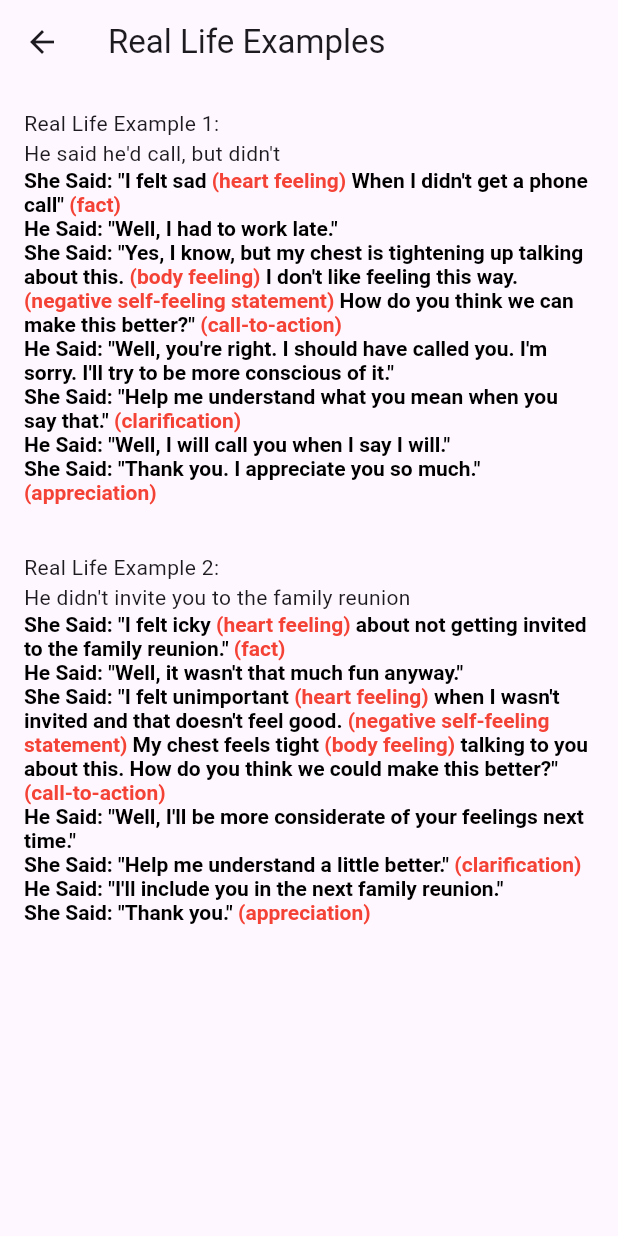
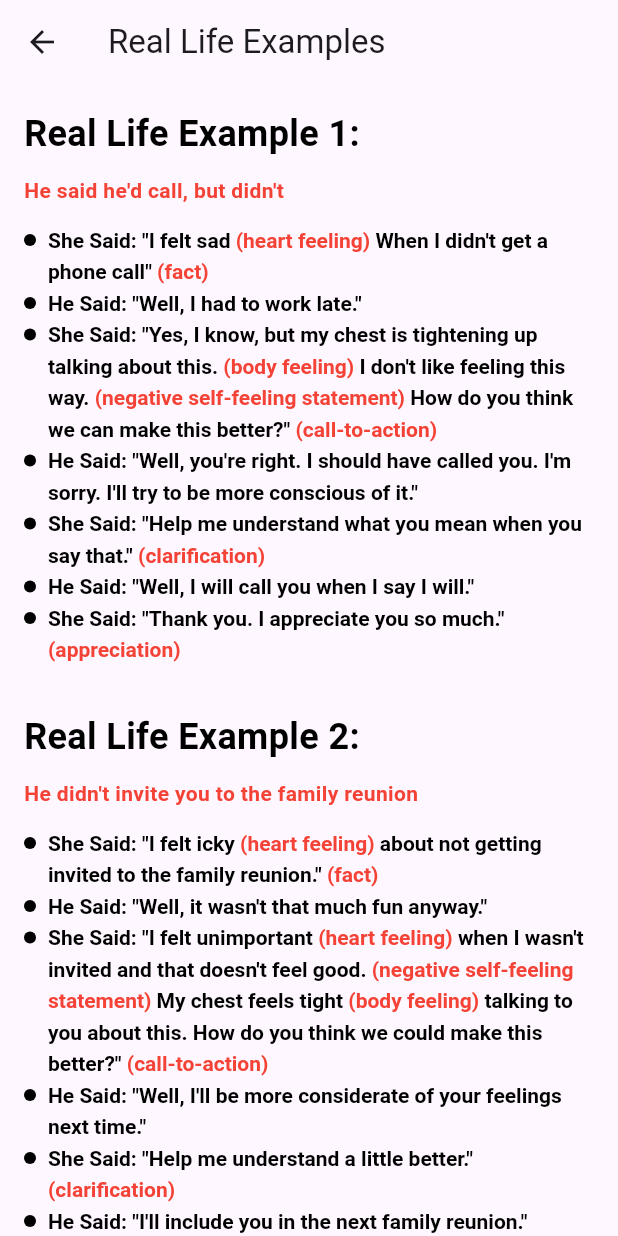
Before and after one commit to manikantanandam/relationship_coach_flutter, a Flutter app: the RealLifeExamplesScreen screen opened directly with empty values, on a phone screen of 412 x 824 dp. Run offline on Flutter 3.47's test engine with Material 3 defaults, Android fonts, the phone set to English and light mode, and no system bars; our stand-ins replace in_app_purchase, share_plus, shared_preferences, video_player; accounts and stored records are empty.

Commit message:
small change

```diff
--- a/lib/model/RealLifeExample.dart
+++ b/lib/model/RealLifeExample.dart
@@ -48,13 +48,35 @@ class DialogueEntry {
     );
   }
 
-  RichText get richText {
-    return RichText(
+  Widget get richText {
+    return Row(
+      crossAxisAlignment: CrossAxisAlignment.start,
+      children: [
+        Padding(
+          padding: const EdgeInsets.only(
+            top: 8.0,
+            right: 8.0,
+          ), // Adjust alignment
+          child: Container(
+            height: 8,
+            width: 8,
+            decoration: BoxDecoration(
+              color: Colors.black,
+              shape: BoxShape.circle,
+            ),
+          ),
+        ),
+        Expanded(
+          child: RichText(
             text: TextSpan(
               children: [
                 TextSpan(
                   text: '$speaker Said: ',
-            style: TextStyle(color: Colors.black, fontWeight: FontWeight.bold),
+                  style: TextStyle(
+                    color: Colors.black,
+                    fontWeight: FontWeight.bold,
+                    height: 1.5,
+                  ),
                 ),
                 for (var part in parts)
                   TextSpan(
@@ -62,10 +84,14 @@ class DialogueEntry {
                     style: TextStyle(
                       color: part.color(Gender.male),
                       fontWeight: FontWeight.bold,
+                      height: 1.5,
                     ),
                   ),
               ],
             ),
+          ),
+        ),
+      ],
     );
   }
 }
--- a/lib/screens/real_life_examples_screen.dart
+++ b/lib/screens/real_life_examples_screen.dart
@@ -1,11 +1,14 @@
 import 'package:flutter/material.dart';
+import 'package:provider/provider.dart';
 import 'package:relationship_coach_flutter/enum/chat_type.dart';
+import 'package:relationship_coach_flutter/enum/gender.dart';
 import 'package:relationship_coach_flutter/model/RealLifeExample.dart';
+import 'package:relationship_coach_flutter/providers/user_settings_provider.dart';
 import 'package:relationship_coach_flutter/utils/json_utils.dart';
 
 class RealLifeExamplesScreen extends StatefulWidget {
-  RealLifeExamplesScreen({super.key, required this.option});
-  ChatType option;
+  const RealLifeExamplesScreen({super.key, required this.option});
+  final ChatType option;
 
   @override
   State<RealLifeExamplesScreen> createState() => _RealLifeExamplesScreenState();
@@ -67,11 +70,23 @@ class RealLifeExampleWidget extends StatelessWidget {
 
   @override
   Widget build(BuildContext context) {
+    Gender gender = Provider.of<UserSettingsProvider>(context).gender;
+
     return Column(
       crossAxisAlignment: .start,
       children: [
-        Text(example.title),
-        Text(example.scenario),
+        Text(
+          example.title,
+          style: TextStyle(
+            color: Colors.black,
+            fontSize: 24,
+            fontWeight: .bold,
+          ),
+        ),
+        Text(
+          example.scenario,
+          style: TextStyle(color: gender.color, fontWeight: .bold, height: 3),
+        ),
         for (var dialog in example.dialogue) dialog.richText,
       ],
     );
```
Lines whose indentation alone changed are shown as unchanged.
